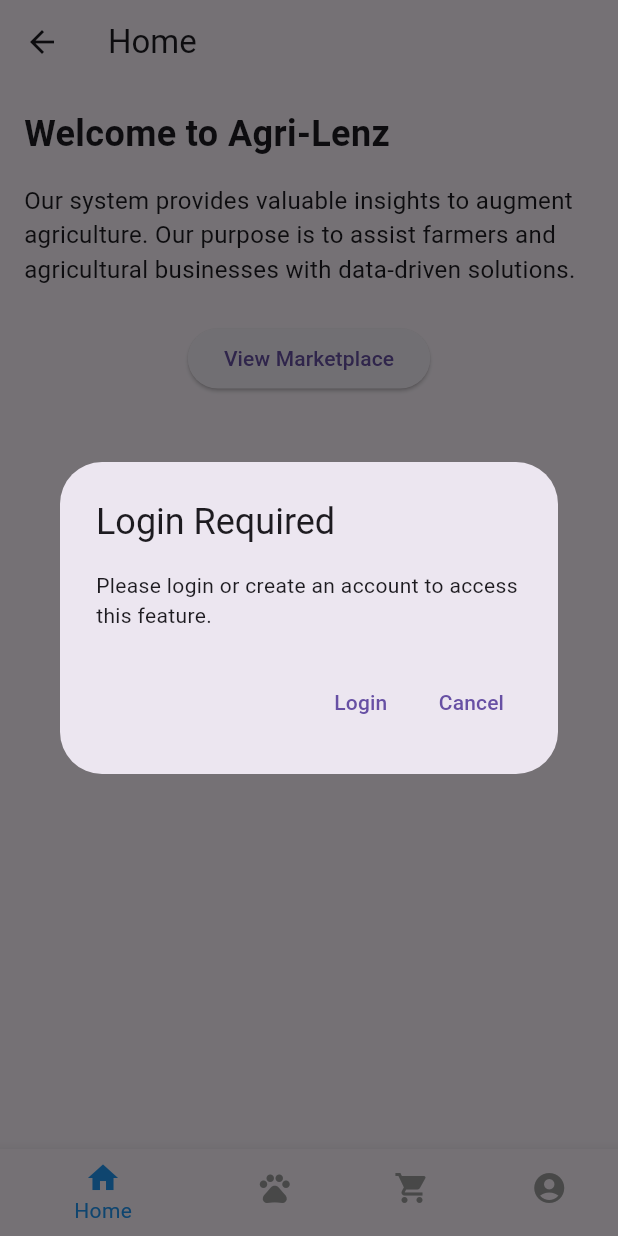
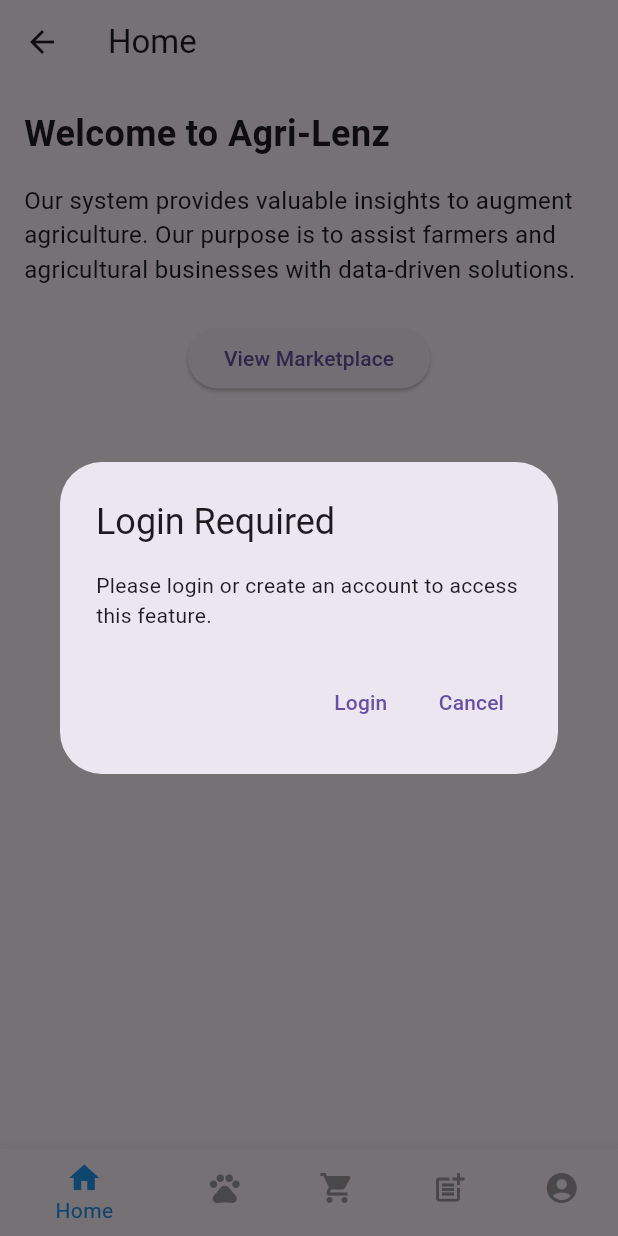
Before and after one commit to Jazo00/mobile_app_ar, a Flutter app: the HomePage screen opened by its route, item 3 of the bottom bar chosen, on a phone screen of 412 x 824 dp. Run offline on Flutter 3.47's test engine with Material 3 defaults, Android fonts, the phone set to English and light mode, and no system bars; our stand-ins replace google_fonts, supabase_flutter; accounts and stored records are empty.

Commit message:
added a new file:
post_listing_page.dart

modified home_page.dart

```diff
--- a/mobile_app_ar/lib/home_page.dart
+++ b/mobile_app_ar/lib/home_page.dart
@@ -5,6 +5,7 @@ import 'livestock_info.dart'; // Import your livestock_info.dart file
 import 'marketplace.dart'; // Import your marketplace.dart file
 import 'user_profile_page.dart'; // Import your user_profile_page.dart file
 import 'login_and_signup_page.dart'; // Import your login and signup page file
+import 'post_listing_page.dart'; // Import your post_listing_page.dart file
 
 class HomePage extends StatefulWidget {
   @override
@@ -21,11 +22,12 @@ class _HomePageState extends State<HomePage> {
     'Home',
     'Livestock Information',
     'Marketplace',
+    'Post Listing',
     'Account'
   ];
 
   void _onItemTapped(int index) {
-    if ((index == 2 || index == 3) && !_isLoggedIn) {
+    if ((index == 2 || index == 3 || index == 4) && !_isLoggedIn) {
       _showLoginPrompt();
     } else {
       setState(() {
@@ -73,6 +75,8 @@ class _HomePageState extends State<HomePage> {
       case 2:
         return MarketplacePage();
       case 3:
+        return PostListingPage();
+      case 4:
         return UserProfilePage(userId: userId);
       default:
         return HomePageContent(onViewMarketplace: () => _onItemTapped(2));
@@ -101,6 +105,10 @@ class _HomePageState extends State<HomePage> {
           BottomNavigationBarItem(
             icon: Icon(Icons.shopping_cart),
             label: 'Marketplace',
+          ),
+          BottomNavigationBarItem(
+            icon: Icon(Icons.post_add),
+            label: 'Post Listing',
           ),
           BottomNavigationBarItem(
             icon: Icon(Icons.account_circle),
```
Also changed, not shown: mobile_app_ar/lib/post_listing_page.dart (added, +12 -0 lines).
